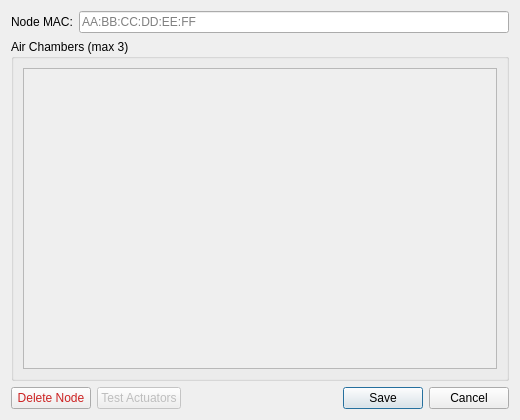
Old version of the form src/gui/ui/node_config_dialog.ui in the repository techandpeople/SoftEdIBO.
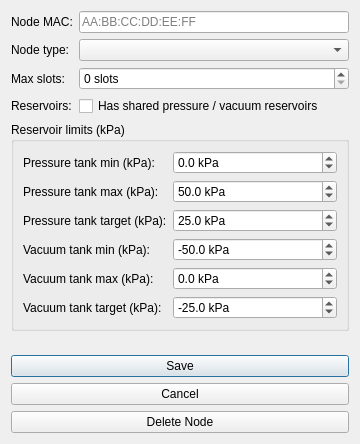
New version of the form.

```diff
--- a/src/gui/ui/node_config_dialog.ui
+++ b/src/gui/ui/node_config_dialog.ui
@@ -3,11 +3,11 @@
  <class>NodeConfigDialog</class>
  <widget class="QDialog" name="NodeConfigDialog">
   <property name="geometry">
-   <rect><x>0</x><y>0</y><width>520</width><height>420</height></rect>
+   <rect><x>0</x><y>0</y><width>360</width><height>420</height></rect>
   </property>
   <property name="windowTitle"><string>Configure Node</string></property>
   <property name="minimumSize">
-   <size><width>520</width><height>360</height></size>
+   <size><width>320</width><height>0</height></size>
   </property>
   <layout class="QVBoxLayout" name="verticalLayout">
    <item>
@@ -22,46 +22,144 @@
        <property name="placeholderText"><string>AA:BB:CC:DD:EE:FF</string></property>
       </widget>
      </item>
+     <item row="1" column="0">
+      <widget class="QLabel" name="type_label">
+       <property name="text"><string>Node type:</string></property>
+      </widget>
+     </item>
+     <item row="1" column="1">
+      <widget class="QComboBox" name="type_combo"/>
+     </item>
+     <item row="2" column="0">
+      <widget class="QLabel" name="slots_label">
+       <property name="text"><string>Max slots:</string></property>
+      </widget>
+     </item>
+     <item row="2" column="1">
+      <widget class="QSpinBox" name="slots_spin">
+       <property name="minimum"><number>0</number></property>
+       <property name="maximum"><number>64</number></property>
+       <property name="suffix"><string> slots</string></property>
+      </widget>
+     </item>
+     <item row="3" column="0">
+      <widget class="QLabel" name="reservoirs_label">
+       <property name="text"><string>Reservoirs:</string></property>
+      </widget>
+     </item>
+     <item row="3" column="1">
+      <widget class="QCheckBox" name="reservoirs_chk">
+       <property name="text"><string>Has shared pressure / vacuum reservoirs</string></property>
+      </widget>
+     </item>
     </layout>
    </item>
    <item>
-    <widget class="QGroupBox" name="chambers_group">
-     <property name="title"><string>Air Chambers (max 3)</string></property>
-     <layout class="QVBoxLayout" name="chambers_group_layout">
-      <item>
-       <widget class="QScrollArea" name="chambers_scroll">
-        <property name="widgetResizable"><bool>true</bool></property>
-        <widget class="QWidget" name="chambers_content">
-         <layout class="QVBoxLayout" name="chambers_vbox">
-          <property name="spacing"><number>4</number></property>
-         </layout>
-        </widget>
+    <widget class="QGroupBox" name="tank_group">
+     <property name="title"><string>Reservoir limits (kPa)</string></property>
+     <layout class="QFormLayout" name="tank_form">
+      <item row="0" column="0">
+       <widget class="QLabel" name="tank_pressure_min_label">
+        <property name="text"><string>Pressure tank min (kPa):</string></property>
+       </widget>
+      </item>
+      <item row="0" column="1">
+       <widget class="QDoubleSpinBox" name="tank_pressure_min_kpa">
+        <property name="decimals"><number>1</number></property>
+        <property name="minimum"><double>-80.000000000000000</double></property>
+        <property name="maximum"><double>80.000000000000000</double></property>
+        <property name="singleStep"><double>0.500000000000000</double></property>
+        <property name="suffix"><string> kPa</string></property>
+        <property name="value"><double>0.000000000000000</double></property>
+       </widget>
+      </item>
+      <item row="1" column="0">
+       <widget class="QLabel" name="tank_pressure_max_label">
+        <property name="text"><string>Pressure tank max (kPa):</string></property>
+       </widget>
+      </item>
+      <item row="1" column="1">
+       <widget class="QDoubleSpinBox" name="tank_pressure_max_kpa">
+        <property name="decimals"><number>1</number></property>
+        <property name="minimum"><double>-80.000000000000000</double></property>
+        <property name="maximum"><double>80.000000000000000</double></property>
+        <property name="singleStep"><double>0.500000000000000</double></property>
+        <property name="suffix"><string> kPa</string></property>
+        <property name="value"><double>50.000000000000000</double></property>
+       </widget>
+      </item>
+      <item row="2" column="0">
+       <widget class="QLabel" name="tank_pressure_target_label">
+        <property name="text"><string>Pressure tank target (kPa):</string></property>
+       </widget>
+      </item>
+      <item row="2" column="1">
+       <widget class="QDoubleSpinBox" name="tank_pressure_target_kpa">
+        <property name="decimals"><number>1</number></property>
+        <property name="minimum"><double>-80.000000000000000</double></property>
+        <property name="maximum"><double>80.000000000000000</double></property>
+        <property name="singleStep"><double>0.500000000000000</double></property>
+        <property name="suffix"><string> kPa</string></property>
+        <property name="value"><double>25.000000000000000</double></property>
+       </widget>
+      </item>
+      <item row="3" column="0">
+       <widget class="QLabel" name="tank_vacuum_min_label">
+        <property name="text"><string>Vacuum tank min (kPa):</string></property>
+       </widget>
+      </item>
+      <item row="3" column="1">
+       <widget class="QDoubleSpinBox" name="tank_vacuum_min_kpa">
+        <property name="decimals"><number>1</number></property>
+        <property name="minimum"><double>-80.000000000000000</double></property>
+        <property name="maximum"><double>80.000000000000000</double></property>
+        <property name="singleStep"><double>0.500000000000000</double></property>
+        <property name="suffix"><string> kPa</string></property>
+        <property name="value"><double>-50.000000000000000</double></property>
+       </widget>
+      </item>
+      <item row="4" column="0">
+       <widget class="QLabel" name="tank_vacuum_max_label">
+        <property name="text"><string>Vacuum tank max (kPa):</string></property>
+       </widget>
+      </item>
+      <item row="4" column="1">
+       <widget class="QDoubleSpinBox" name="tank_vacuum_max_kpa">
+        <property name="decimals"><number>1</number></property>
+        <property name="minimum"><double>-80.000000000000000</double></property>
+        <property name="maximum"><double>80.000000000000000</double></property>
+        <property name="singleStep"><double>0.500000000000000</double></property>
+        <property name="suffix"><string> kPa</string></property>
+        <property name="value"><double>0.000000000000000</double></property>
+       </widget>
+      </item>
+      <item row="5" column="0">
+       <widget class="QLabel" name="tank_vacuum_target_label">
+        <property name="text"><string>Vacuum tank target (kPa):</string></property>
+       </widget>
+      </item>
+      <item row="5" column="1">
+       <widget class="QDoubleSpinBox" name="tank_vacuum_target_kpa">
+        <property name="decimals"><number>1</number></property>
+        <property name="minimum"><double>-80.000000000000000</double></property>
+        <property name="maximum"><double>80.000000000000000</double></property>
+        <property name="singleStep"><double>0.500000000000000</double></property>
+        <property name="suffix"><string> kPa</string></property>
+        <property name="value"><double>-25.000000000000000</double></property>
        </widget>
       </item>
      </layout>
     </widget>
    </item>
    <item>
-    <layout class="QHBoxLayout" name="btn_row">
-     <item>
-      <widget class="QPushButton" name="delete_btn">
-       <property name="text"><string>Delete Node</string></property>
-       <property name="styleSheet"><string>color: #cc2222;</string></property>
-      </widget>
-     </item>
-     <item>
-      <widget class="QPushButton" name="test_btn">
-       <property name="text"><string>Test Actuators</string></property>
-       <property name="enabled"><bool>false</bool></property>
-       <property name="toolTip"><string>Open test dialog (requires gateway connection)</string></property>
-      </widget>
-     </item>
-     <item>
-      <spacer name="btn_spacer">
-       <property name="orientation"><enum>Qt::Horizontal</enum></property>
-       <property name="sizeHint" stdset="0"><size><width>40</width><height>20</height></size></property>
-      </spacer>
-     </item>
+    <widget class="QLabel" name="note_lbl">
+     <property name="wordWrap"><bool>true</bool></property>
+     <property name="styleSheet"><string>color: gray; font-size: 10px;</string></property>
+     <property name="text"><string/></property>
+    </widget>
+   </item>
+   <item>
+    <layout class="QVBoxLayout" name="btn_layout">
      <item>
       <widget class="QPushButton" name="save_btn">
        <property name="text"><string>Save</string></property>
@@ -73,6 +171,11 @@
        <property name="text"><string>Cancel</string></property>
       </widget>
      </item>
+     <item>
+      <widget class="QPushButton" name="delete_btn">
+       <property name="text"><string>Delete Node</string></property>
+      </widget>
+     </item>
     </layout>
    </item>
   </layout>
```
Left out of the diff: 2 changed lines with no effect on the pictures.
